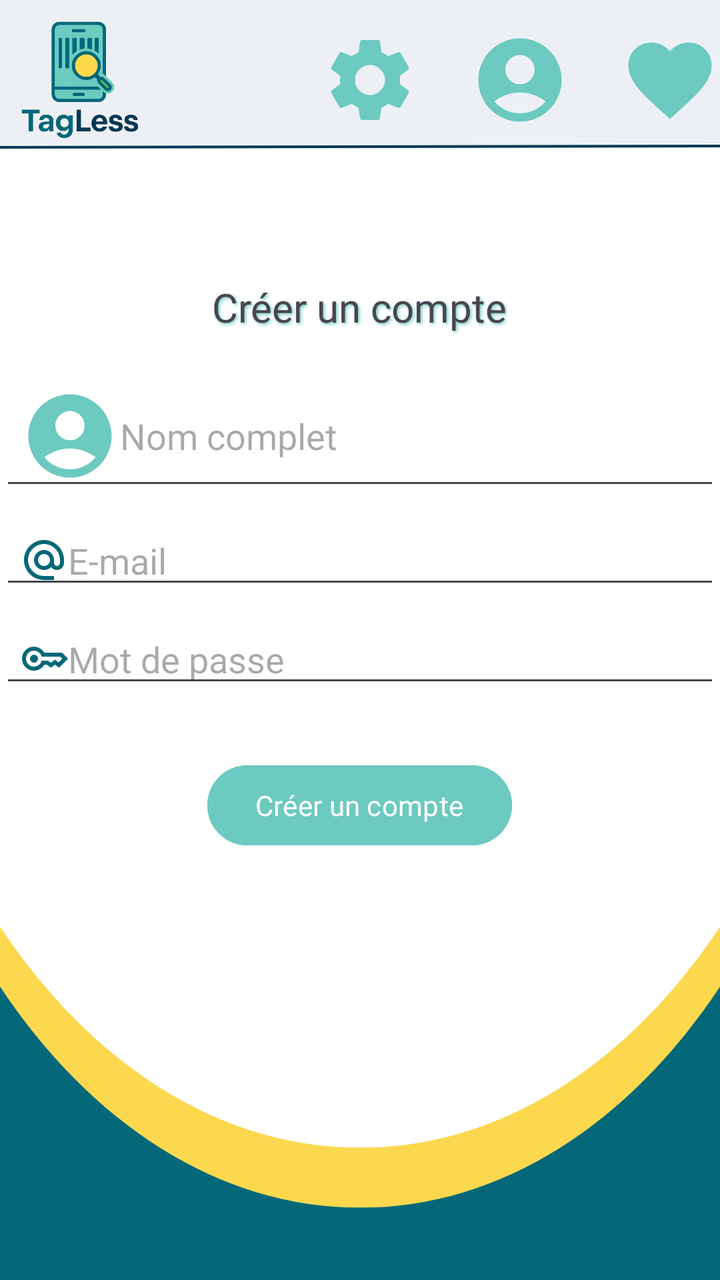
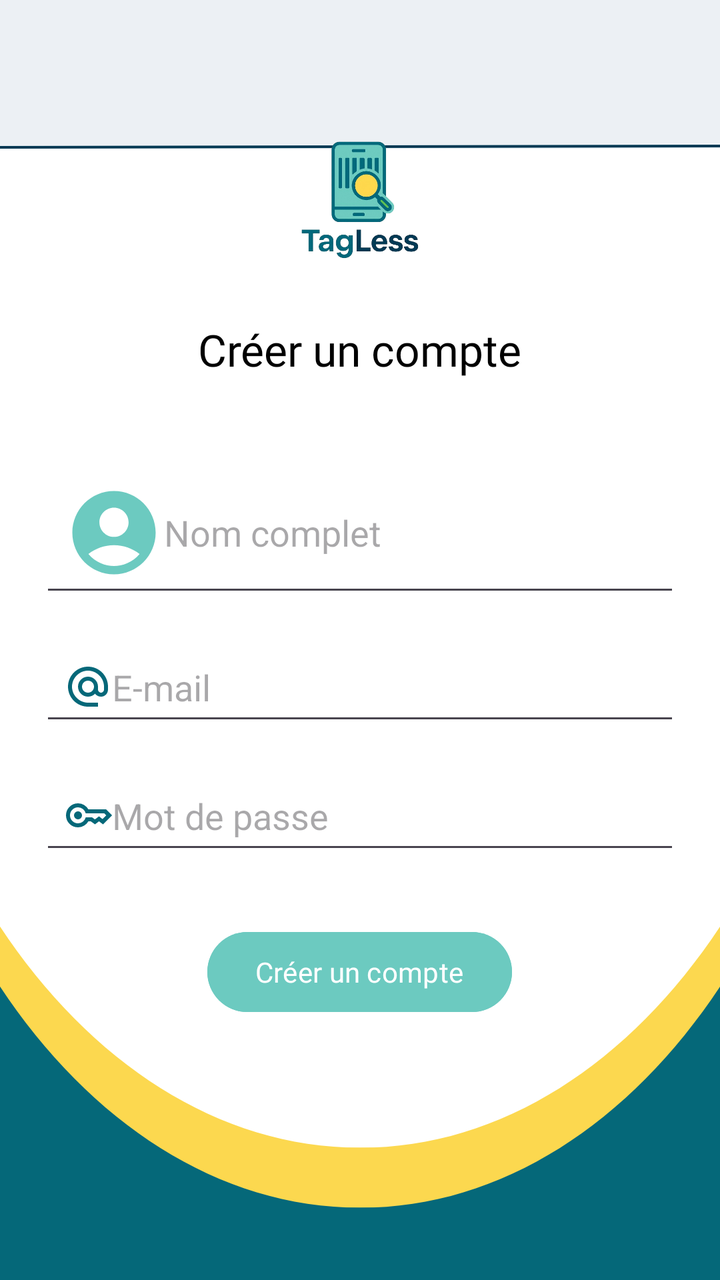

An Android layout rendered at two revisions. The XML below is the earlier revision; the diff shows what the commit changed to produce the second picture.
<!-- AndroidManifest.xml: application theme Theme.MyApplication -->
<!-- res/layout/activity_inscription.xml -->
<?xml version="1.0" encoding="utf-8"?>
<RelativeLayout xmlns:android="http://schemas.android.com/apk/res/android"
    android:layout_width="match_parent"
    android:layout_height="match_parent"
    xmlns:tools="http://schemas.android.com/tools"
    xmlns:app="http://schemas.android.com/apk/res-auto"
    android:background="@drawable/bg"
    android:orientation="vertical"
    >


    <ImageButton
        android:id="@+id/buttonParametre"
        android:layout_width="wrap_content"
        android:layout_height="wrap_content"
        tools:layout_editor_absoluteX="16dp"
        tools:layout_editor_absoluteY="16dp"
        android:layout_alignParentEnd="true"
        android:background="?attr/selectableItemBackgroundBorderless"
        android:src="@drawable/icon_parametre"
        android:layout_marginRight="150dp"
        android:layout_marginTop="15dp"

        />
    <ImageButton
        android:id="@+id/buttonProfil"
        android:layout_width="wrap_content"
        android:layout_height="wrap_content"
        android:layout_alignParentRight="true"
        android:layout_marginTop="15dp"
        android:layout_alignParentEnd="true"
        tools:layout_editor_absoluteX="160dp"
        tools:layout_editor_absoluteY="493dp"
        android:layout_marginRight="75dp"
        android:background="?attr/selectableItemBackgroundBorderless"
        android:src="@drawable/icon_account"/>

    <ImageButton
        android:id="@+id/buttonFav"
        android:layout_width="wrap_content"
        android:layout_height="wrap_content"
        android:layout_alignParentRight="true"
        tools:layout_editor_absoluteX="160dp"
        tools:layout_editor_absoluteY="16dp"
        android:background="?attr/selectableItemBackgroundBorderless"
        android:layout_marginTop="15dp"
        android:src="@drawable/icon_favorite_full"/>

    <ImageView
        android:id="@+id/logo"
        android:layout_width="80dp"
        android:layout_height="80dp"
        app:srcCompat="@drawable/logo"
        />

    <TextView
        android:id="@+id/tvInscriptionTitle"
        android:layout_width="wrap_content"
        android:layout_height="wrap_content"
        android:layout_centerHorizontal="true"
        android:layout_marginTop="140dp"
        android:text="@string/creeruncompte"
        android:shadowColor="@color/turquoise"
        android:shadowDx="2"
        android:shadowDy="2"
        android:shadowRadius="4"
        android:textSize="20sp"
        android:fontFamily="@font/montserratbold"
        android:layout_gravity="center"
        android:layout_marginBottom="16dp" />

    <EditText
        android:id="@+id/editNom"
        android:layout_width="match_parent"
        android:layout_height="wrap_content"
        android:hint="@string/nomcomplet"
        android:layout_below="@id/tvInscriptionTitle"
        android:drawableStart="@drawable/icon_account"
        android:paddingStart="10dp"
        android:paddingEnd="10dp" />

    <EditText
        android:id="@+id/editEmail"
        android:layout_width="match_parent"
        android:layout_height="wrap_content"
        android:hint="@string/email"
        android:layout_below="@id/editNom"
        android:inputType="textEmailAddress"
        android:drawableStart="@drawable/icon_email"
        android:paddingStart="10dp"
        android:paddingEnd="10dp"
        android:layout_marginTop="8dp" />

    <EditText
        android:id="@+id/editPassword"
        android:layout_width="match_parent"
        android:layout_height="wrap_content"
        android:layout_below="@id/editEmail"
        android:hint="@string/motdepasse"
        android:inputType="textPassword"
        android:drawableStart="@drawable/icon_password"
        android:paddingStart="10dp"
        android:paddingEnd="10dp"
        android:layout_marginTop="8dp" />

    <Button
        android:id="@+id/btnValiderInscription"
        android:layout_width="wrap_content"
        android:layout_height="wrap_content"
        android:text="@string/inscription"
        android:fontFamily="@font/montserratbold"
        android:layout_centerHorizontal="true"
        android:backgroundTint="@color/turquoise"
        android:textColor="@android:color/white"
        android:layout_below="@id/editPassword"
        android:layout_marginTop="30dp" />

</RelativeLayout>
<!-- resources referenced by this layout -->
<resources>
  <color name="turquoise">#6CCAC0</color>
  <!-- drawable icon_account (drawable) -->
  <vector xmlns:android="http://schemas.android.com/apk/res/android" android:height="50dp" android:tint="@color/turquoise" android:viewportHeight="24" android:viewportWidth="24" android:width="50dp">
        
      <path android:fillColor="@android:color/white" android:pathData="M12,2C6.48,2 2,6.48 2,12s4.48,10 10,10s10,-4.48 10,-10S17.52,2 12,2zM12,6c1.93,0 3.5,1.57 3.5,3.5S13.93,13 12,13s-3.5,-1.57 -3.5,-3.5S10.07,6 12,6zM12,20c-2.03,0 -4.43,-0.82 -6.14,-2.88C7.55,15.8 9.68,15 12,15s4.45,0.8 6.14,2.12C16.43,19.18 14.03,20 12,20z"/>
      
  </vector>
  <!-- drawable icon_email (drawable) -->
  <vector xmlns:android="http://schemas.android.com/apk/res/android" android:height="24dp" android:tint="@color/azurfonce" android:viewportHeight="24" android:viewportWidth="24" android:width="24dp">
        
      <path android:fillColor="@android:color/white" android:pathData="M12,2C6.48,2 2,6.48 2,12s4.48,10 10,10h5v-2h-5c-4.34,0 -8,-3.66 -8,-8s3.66,-8 8,-8 8,3.66 8,8v1.43c0,0.79 -0.71,1.57 -1.5,1.57s-1.5,-0.78 -1.5,-1.57L17,12c0,-2.76 -2.24,-5 -5,-5s-5,2.24 -5,5 2.24,5 5,5c1.38,0 2.64,-0.56 3.54,-1.47 0.65,0.89 1.77,1.47 2.96,1.47 1.97,0 3.5,-1.6 3.5,-3.57L22,12c0,-5.52 -4.48,-10 -10,-10zM12,15c-1.66,0 -3,-1.34 -3,-3s1.34,-3 3,-3 3,1.34 3,3 -1.34,3 -3,3z"/>
      
  </vector>
  <!-- drawable icon_favorite_full (drawable) -->
  <vector xmlns:android="http://schemas.android.com/apk/res/android" android:height="50dp" android:tint="@color/turquoise" android:viewportHeight="24" android:viewportWidth="24" android:width="50dp">
        
      <path android:fillColor="@android:color/white" android:pathData="M12,21.35l-1.45,-1.32C5.4,15.36 2,12.28 2,8.5 2,5.42 4.42,3 7.5,3c1.74,0 3.41,0.81 4.5,2.09C13.09,3.81 14.76,3 16.5,3 19.58,3 22,5.42 22,8.5c0,3.78 -3.4,6.86 -8.55,11.54L12,21.35z"/>
      
  </vector>
  <!-- drawable icon_parametre (drawable) -->
  <vector xmlns:android="http://schemas.android.com/apk/res/android" android:height="50dp" android:tint="@color/turquoise" android:viewportHeight="24" android:viewportWidth="24" android:width="50dp">
        
      <path android:fillColor="@android:color/white" android:pathData="M19.14,12.94c0.04,-0.3 0.06,-0.61 0.06,-0.94c0,-0.32 -0.02,-0.64 -0.07,-0.94l2.03,-1.58c0.18,-0.14 0.23,-0.41 0.12,-0.61l-1.92,-3.32c-0.12,-0.22 -0.37,-0.29 -0.59,-0.22l-2.39,0.96c-0.5,-0.38 -1.03,-0.7 -1.62,-0.94L14.4,2.81c-0.04,-0.24 -0.24,-0.41 -0.48,-0.41h-3.84c-0.24,0 -0.43,0.17 -0.47,0.41L9.25,5.35C8.66,5.59 8.12,5.92 7.63,6.29L5.24,5.33c-0.22,-0.08 -0.47,0 -0.59,0.22L2.74,8.87C2.62,9.08 2.66,9.34 2.86,9.48l2.03,1.58C4.84,11.36 4.8,11.69 4.8,12s0.02,0.64 0.07,0.94l-2.03,1.58c-0.18,0.14 -0.23,0.41 -0.12,0.61l1.92,3.32c0.12,0.22 0.37,0.29 0.59,0.22l2.39,-0.96c0.5,0.38 1.03,0.7 1.62,0.94l0.36,2.54c0.05,0.24 0.24,0.41 0.48,0.41h3.84c0.24,0 0.44,-0.17 0.47,-0.41l0.36,-2.54c0.59,-0.24 1.13,-0.56 1.62,-0.94l2.39,0.96c0.22,0.08 0.47,0 0.59,-0.22l1.92,-3.32c0.12,-0.22 0.07,-0.47 -0.12,-0.61L19.14,12.94zM12,15.6c-1.98,0 -3.6,-1.62 -3.6,-3.6s1.62,-3.6 3.6,-3.6s3.6,1.62 3.6,3.6S13.98,15.6 12,15.6z"/>
      
  </vector>
  <string name="creeruncompte">Créer un compte</string>
  <string name="email">E-mail</string>
  <string name="inscription">Créer un compte</string>
  <string name="motdepasse">Mot de passe</string>
  <string name="nomcomplet">Nom complet</string>
  <style name="Theme.MyApplication" parent="Base.Theme.MyApplication" />
  <color name="azurfonce">#056879</color>
  <style name="Base.Theme.MyApplication" parent="Theme.Material3.DayNight.NoActionBar">
          
          
      </style>
  <!-- unchanged entries left out for length: 3 -->
</resources>

<!-- the commit's change to res/layout/activity_inscription.xml (unified diff, before → after) -->
@@ -2,117 +2,79 @@
 <RelativeLayout xmlns:android="http://schemas.android.com/apk/res/android"
     android:layout_width="match_parent"
     android:layout_height="match_parent"
-    xmlns:tools="http://schemas.android.com/tools"
-    xmlns:app="http://schemas.android.com/apk/res-auto"
-    android:background="@drawable/bg"
-    android:orientation="vertical"
-    >
+    android:background="@drawable/bg">
 
-
-    <ImageButton
-        android:id="@+id/buttonParametre"
-        android:layout_width="wrap_content"
-        android:layout_height="wrap_content"
-        tools:layout_editor_absoluteX="16dp"
-        tools:layout_editor_absoluteY="16dp"
-        android:layout_alignParentEnd="true"
-        android:background="?attr/selectableItemBackgroundBorderless"
-        android:src="@drawable/icon_parametre"
-        android:layout_marginRight="150dp"
-        android:layout_marginTop="15dp"
-
-        />
-    <ImageButton
-        android:id="@+id/buttonProfil"
-        android:layout_width="wrap_content"
-        android:layout_height="wrap_content"
-        android:layout_alignParentRight="true"
-        android:layout_marginTop="15dp"
-        android:layout_alignParentEnd="true"
-        tools:layout_editor_absoluteX="160dp"
-        tools:layout_editor_absoluteY="493dp"
-        android:layout_marginRight="75dp"
-        android:background="?attr/selectableItemBackgroundBorderless"
-        android:src="@drawable/icon_account"/>
-
-    <ImageButton
-        android:id="@+id/buttonFav"
-        android:layout_width="wrap_content"
-        android:layout_height="wrap_content"
-        android:layout_alignParentRight="true"
-        tools:layout_editor_absoluteX="160dp"
-        tools:layout_editor_absoluteY="16dp"
-        android:background="?attr/selectableItemBackgroundBorderless"
-        android:layout_marginTop="15dp"
-        android:src="@drawable/icon_favorite_full"/>
-
+    
     <ImageView
         android:id="@+id/logo"
         android:layout_width="80dp"
         android:layout_height="80dp"
-        app:srcCompat="@drawable/logo"
-        />
+        android:layout_centerHorizontal="true"
+        android:layout_marginTop="60dp"
+        android:src="@drawable/logo"/>
 
+    
     <TextView
         android:id="@+id/tvInscriptionTitle"
         android:layout_width="wrap_content"
         android:layout_height="wrap_content"
+        android:layout_below="@id/logo"
         android:layout_centerHorizontal="true"
-        android:layout_marginTop="140dp"
+        android:layout_marginTop="20dp"
         android:text="@string/creeruncompte"
-        android:shadowColor="@color/turquoise"
-        android:shadowDx="2"
-        android:shadowDy="2"
-        android:shadowRadius="4"
-        android:textSize="20sp"
+        android:textSize="22sp"
         android:fontFamily="@font/montserratbold"
-        android:layout_gravity="center"
-        android:layout_marginBottom="16dp" />
+        android:textColor="@color/black"/>
 
+    
     <EditText
         android:id="@+id/editNom"
         android:layout_width="match_parent"
         android:layout_height="wrap_content"
+        android:layout_marginHorizontal="20dp"
+        android:layout_below="@id/tvInscriptionTitle"
+        android:layout_marginTop="40dp"
+        android:drawableStart="@drawable/icon_account"
         android:hint="@string/nomcomplet"
-        android:layout_below="@id/tvInscriptionTitle"
-        android:drawableStart="@drawable/icon_account"
-        android:paddingStart="10dp"
-        android:paddingEnd="10dp" />
+        android:padding="12dp" />
 
+    
     <EditText
         android:id="@+id/editEmail"
         android:layout_width="match_parent"
         android:layout_height="wrap_content"
+        android:layout_marginHorizontal="20dp"
+        android:layout_below="@id/editNom"
+        android:layout_marginTop="16dp"
+        android:drawableStart="@drawable/icon_email"
         android:hint="@string/email"
-        android:layout_below="@id/editNom"
         android:inputType="textEmailAddress"
-        android:drawableStart="@drawable/icon_email"
-        android:paddingStart="10dp"
-        android:paddingEnd="10dp"
-        android:layout_marginTop="8dp" />
+        android:padding="12dp" />
 
+    
     <EditText
         android:id="@+id/editPassword"
         android:layout_width="match_parent"
         android:layout_height="wrap_content"
+        android:layout_marginHorizontal="20dp"
         android:layout_below="@id/editEmail"
+        android:layout_marginTop="16dp"
+        android:drawableStart="@drawable/icon_password"
         android:hint="@string/motdepasse"
         android:inputType="textPassword"
-        android:drawableStart="@drawable/icon_password"
-        android:paddingStart="10dp"
-        android:paddingEnd="10dp"
-        android:layout_marginTop="8dp" />
+        android:padding="12dp" />
 
+    
     <Button
         android:id="@+id/btnValiderInscription"
         android:layout_width="wrap_content"
         android:layout_height="wrap_content"
+        android:layout_centerHorizontal="true"
+        android:layout_below="@id/editPassword"
+        android:layout_marginTop="30dp"
         android:text="@string/inscription"
         android:fontFamily="@font/montserratbold"
-        android:layout_centerHorizontal="true"
         android:backgroundTint="@color/turquoise"
-        android:textColor="@android:color/white"
-        android:layout_below="@id/editPassword"
-        android:layout_marginTop="30dp" />
+        android:textColor="@android:color/white" />
 
 </RelativeLayout>
<!-- resource entries referenced after the edit -->
@@ -1,5 +1,6 @@
 <!-- resources referenced by this layout -->
 <resources>
+  <color name="black">#FF000000</color>
   <color name="turquoise">#6CCAC0</color>
   <!-- drawable icon_account (drawable) -->
   <vector xmlns:android="http://schemas.android.com/apk/res/android" android:height="50dp" android:tint="@color/turquoise" android:viewportHeight="24" android:viewportWidth="24" android:width="50dp">
@@ -11,18 +12,6 @@
   <vector xmlns:android="http://schemas.android.com/apk/res/android" android:height="24dp" android:tint="@color/azurfonce" android:viewportHeight="24" android:viewportWidth="24" android:width="24dp">
         
       <path android:fillColor="@android:color/white" android:pathData="M12,2C6.48,2 2,6.48 2,12s4.48,10 10,10h5v-2h-5c-4.34,0 -8,-3.66 -8,-8s3.66,-8 8,-8 8,3.66 8,8v1.43c0,0.79 -0.71,1.57 -1.5,1.57s-1.5,-0.78 -1.5,-1.57L17,12c0,-2.76 -2.24,-5 -5,-5s-5,2.24 -5,5 2.24,5 5,5c1.38,0 2.64,-0.56 3.54,-1.47 0.65,0.89 1.77,1.47 2.96,1.47 1.97,0 3.5,-1.6 3.5,-3.57L22,12c0,-5.52 -4.48,-10 -10,-10zM12,15c-1.66,0 -3,-1.34 -3,-3s1.34,-3 3,-3 3,1.34 3,3 -1.34,3 -3,3z"/>
-      
-  </vector>
-  <!-- drawable icon_favorite_full (drawable) -->
-  <vector xmlns:android="http://schemas.android.com/apk/res/android" android:height="50dp" android:tint="@color/turquoise" android:viewportHeight="24" android:viewportWidth="24" android:width="50dp">
-        
-      <path android:fillColor="@android:color/white" android:pathData="M12,21.35l-1.45,-1.32C5.4,15.36 2,12.28 2,8.5 2,5.42 4.42,3 7.5,3c1.74,0 3.41,0.81 4.5,2.09C13.09,3.81 14.76,3 16.5,3 19.58,3 22,5.42 22,8.5c0,3.78 -3.4,6.86 -8.55,11.54L12,21.35z"/>
-      
-  </vector>
-  <!-- drawable icon_parametre (drawable) -->
-  <vector xmlns:android="http://schemas.android.com/apk/res/android" android:height="50dp" android:tint="@color/turquoise" android:viewportHeight="24" android:viewportWidth="24" android:width="50dp">
-        
-      <path android:fillColor="@android:color/white" android:pathData="M19.14,12.94c0.04,-0.3 0.06,-0.61 0.06,-0.94c0,-0.32 -0.02,-0.64 -0.07,-0.94l2.03,-1.58c0.18,-0.14 0.23,-0.41 0.12,-0.61l-1.92,-3.32c-0.12,-0.22 -0.37,-0.29 -0.59,-0.22l-2.39,0.96c-0.5,-0.38 -1.03,-0.7 -1.62,-0.94L14.4,2.81c-0.04,-0.24 -0.24,-0.41 -0.48,-0.41h-3.84c-0.24,0 -0.43,0.17 -0.47,0.41L9.25,5.35C8.66,5.59 8.12,5.92 7.63,6.29L5.24,5.33c-0.22,-0.08 -0.47,0 -0.59,0.22L2.74,8.87C2.62,9.08 2.66,9.34 2.86,9.48l2.03,1.58C4.84,11.36 4.8,11.69 4.8,12s0.02,0.64 0.07,0.94l-2.03,1.58c-0.18,0.14 -0.23,0.41 -0.12,0.61l1.92,3.32c0.12,0.22 0.37,0.29 0.59,0.22l2.39,-0.96c0.5,0.38 1.03,0.7 1.62,0.94l0.36,2.54c0.05,0.24 0.24,0.41 0.48,0.41h3.84c0.24,0 0.44,-0.17 0.47,-0.41l0.36,-2.54c0.59,-0.24 1.13,-0.56 1.62,-0.94l2.39,0.96c0.22,0.08 0.47,0 0.59,-0.22l1.92,-3.32c0.12,-0.22 0.07,-0.47 -0.12,-0.61L19.14,12.94zM12,15.6c-1.98,0 -3.6,-1.62 -3.6,-3.6s1.62,-3.6 3.6,-3.6s3.6,1.62 3.6,3.6S13.98,15.6 12,15.6z"/>
       
   </vector>
   <string name="creeruncompte">Créer un compte</string>
